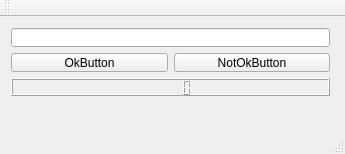
Above: mainwindow.ui from BlackConsole/TestTimer before the change. Below: the same form after it.
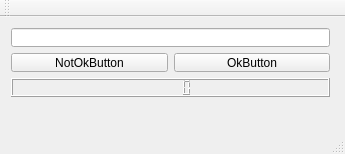
That is the form after the change.

Patch:
```diff
--- a/mainwindow.ui
+++ b/mainwindow.ui
@@ -14,13 +14,13 @@
    <string>MainWindow</string>
   </property>
   <widget class="QWidget" name="centralWidget">
-   <widget class="QWidget" name="">
+   <widget class="QWidget" name="layoutWidget">
     <property name="geometry">
      <rect>
       <x>0</x>
       <y>0</y>
       <width>341</width>
-      <height>90</height>
+      <height>91</height>
      </rect>
     </property>
     <layout class="QVBoxLayout" name="verticalLayout">
@@ -29,13 +29,6 @@
      </item>
      <item>
       <layout class="QHBoxLayout" name="horizontalLayout">
-       <item>
-        <widget class="QPushButton" name="okButton">
-         <property name="text">
-          <string>OkButton</string>
-         </property>
-        </widget>
-       </item>
        <item>
         <widget class="QPushButton" name="notokButton">
          <property name="text">
@@ -43,6 +36,13 @@
          </property>
         </widget>
        </item>
+       <item>
+        <widget class="QPushButton" name="okButton">
+         <property name="text">
+          <string>OkButton</string>
+         </property>
+        </widget>
+       </item>
       </layout>
      </item>
      <item>
```
Left out of the diff: 2 changed lines with no effect on the pictures.
